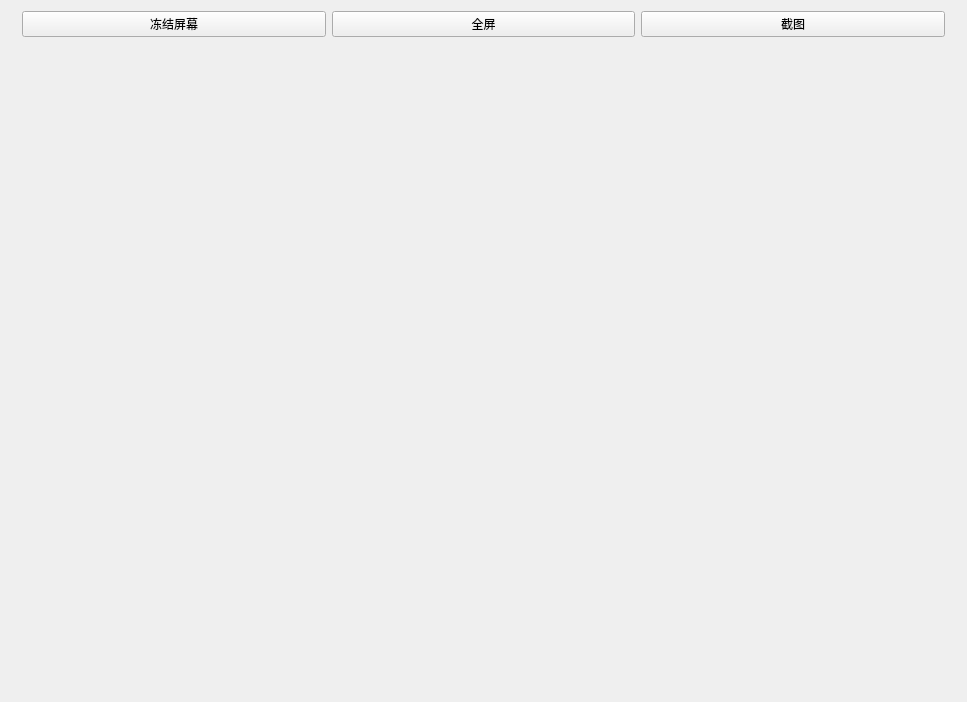
The window that Client/UI/ScreenBroadcastUI.ui (yang-zhongtian/PYCM) describes before a commit, drawn with Qt 5.
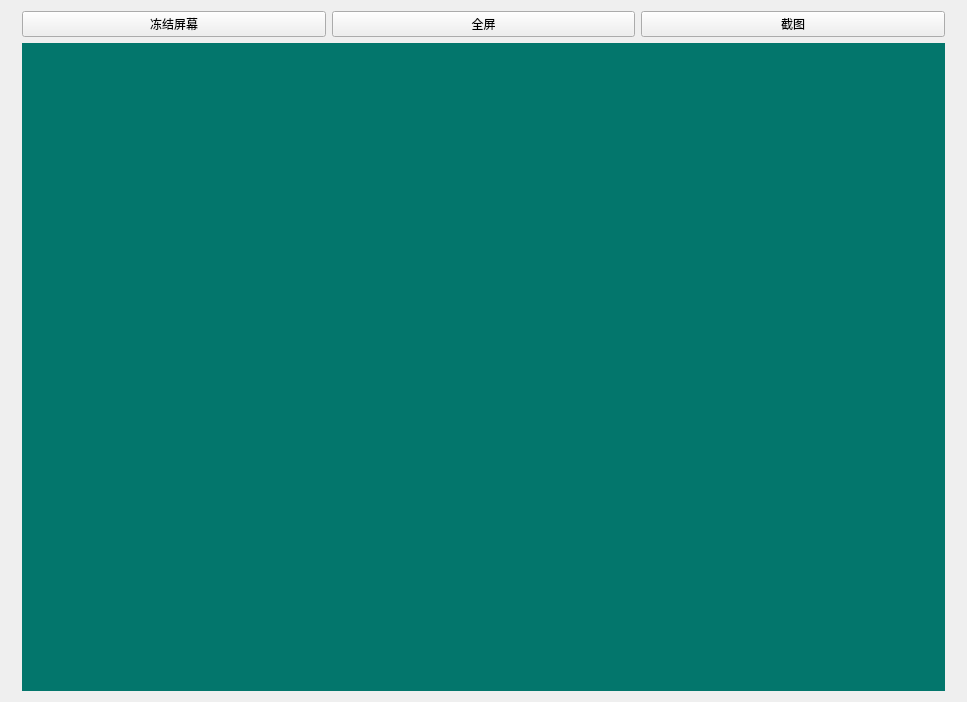
The same window after the commit. Icons and pictures are not drawn.

Diff of the .ui file:
```diff
--- a/Client/UI/ScreenBroadcastUI.ui
+++ b/Client/UI/ScreenBroadcastUI.ui
@@ -63,6 +63,9 @@
    </item>
    <item>
     <widget class="QWidget" name="screen_widget" native="true">
+     <property name="styleSheet">
+      <string notr="true">background-color: rgb(3, 118, 108);</string>
+     </property>
      <widget class="QLabel" name="screen_display">
       <property name="geometry">
        <rect>
```
